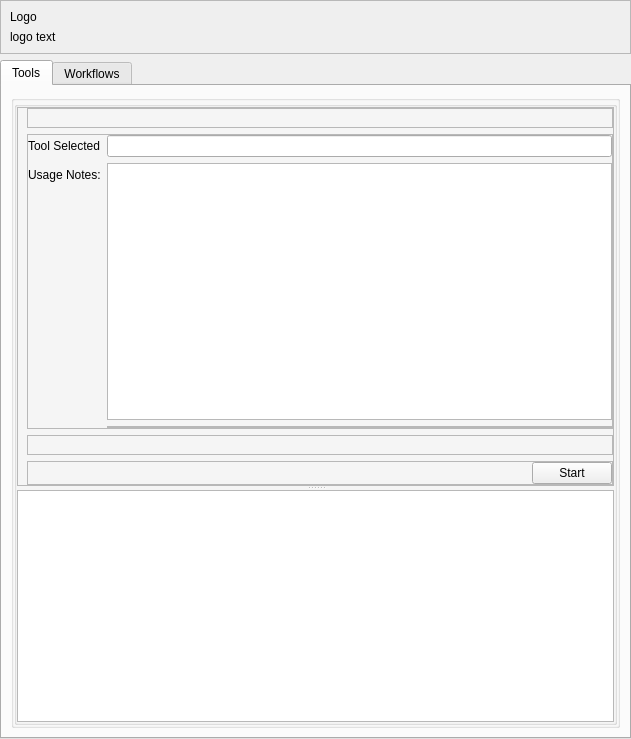
Old version of the form frames/ui/main_window_shell.ui in the repository UIUCLibrary/Speedwagon.
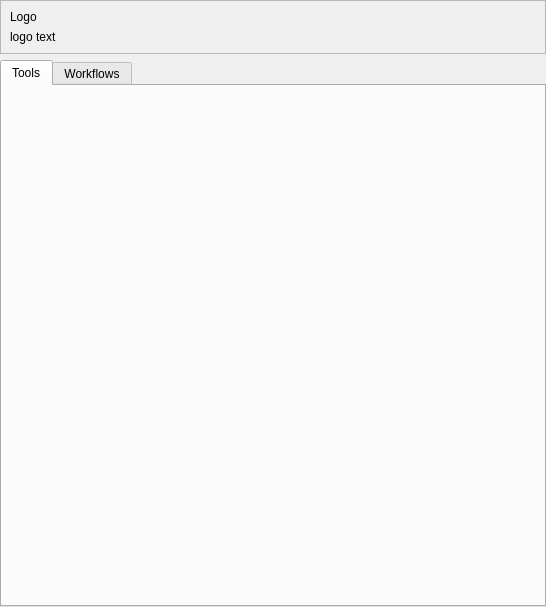
New version of the form.

Commit message: reduced the prebuilt

```diff
--- a/frames/ui/main_window_shell.ui
+++ b/frames/ui/main_window_shell.ui
@@ -6,8 +6,8 @@
    <rect>
     <x>0</x>
     <y>0</y>
-    <width>631</width>
-    <height>739</height>
+    <width>546</width>
+    <height>607</height>
    </rect>
   </property>
   <property name="minimumSize">
@@ -83,334 +83,19 @@
           <attribute name="title">
            <string>Tools</string>
           </attribute>
-          <layout class="QVBoxLayout" name="verticalLayout_6">
-           <item>
-            <widget class="QGroupBox" name="groupBox_2">
-             <property name="title">
-              <string/>
-             </property>
-             <layout class="QVBoxLayout" name="verticalLayout_8">
-              <property name="spacing">
-               <number>0</number>
-              </property>
-              <property name="leftMargin">
-               <number>0</number>
-              </property>
-              <property name="topMargin">
-               <number>0</number>
-              </property>
-              <property name="rightMargin">
-               <number>0</number>
-              </property>
-              <property name="bottomMargin">
-               <number>0</number>
-              </property>
-              <item>
-               <widget class="QGroupBox" name="groupBox">
-                <property name="sizePolicy">
-                 <sizepolicy hsizetype="Preferred" vsizetype="Minimum">
-                  <horstretch>0</horstretch>
-                  <verstretch>0</verstretch>
-                 </sizepolicy>
-                </property>
-                <property name="title">
-                 <string/>
-                </property>
-                <layout class="QVBoxLayout" name="verticalLayout_5">
-                 <property name="leftMargin">
-                  <number>0</number>
-                 </property>
-                 <property name="topMargin">
-                  <number>0</number>
-                 </property>
-                 <property name="rightMargin">
-                  <number>0</number>
-                 </property>
-                 <property name="bottomMargin">
-                  <number>0</number>
-                 </property>
-                 <item>
-                  <widget class="QSplitter" name="splitter">
-                   <property name="orientation">
-                    <enum>Qt::Vertical</enum>
-                   </property>
-                   <property name="childrenCollapsible">
-                    <bool>false</bool>
-                   </property>
-                   <widget class="QFrame" name="frame_script_setup">
-                    <property name="sizePolicy">
-                     <sizepolicy hsizetype="Preferred" vsizetype="Minimum">
-                      <horstretch>0</horstretch>
-                      <verstretch>1</verstretch>
-                     </sizepolicy>
-                    </property>
-                    <property name="minimumSize">
-                     <size>
-                      <width>0</width>
-                      <height>200</height>
-                     </size>
-                    </property>
-                    <property name="maximumSize">
-                     <size>
-                      <width>16777215</width>
-                      <height>16777215</height>
-                     </size>
-                    </property>
-                    <property name="frameShape">
-                     <enum>QFrame::StyledPanel</enum>
-                    </property>
-                    <property name="frameShadow">
-                     <enum>QFrame::Raised</enum>
-                    </property>
-                    <layout class="QVBoxLayout" name="verticalLayout_7">
-                     <property name="leftMargin">
-                      <number>9</number>
-                     </property>
-                     <property name="topMargin">
-                      <number>0</number>
-                     </property>
-                     <property name="rightMargin">
-                      <number>0</number>
-                     </property>
-                     <property name="bottomMargin">
-                      <number>0</number>
-                     </property>
-                     <item>
-                      <widget class="QFrame" name="frame_available_tools">
-                       <property name="frameShape">
-                        <enum>QFrame::StyledPanel</enum>
-                       </property>
-                       <property name="frameShadow">
-                        <enum>QFrame::Raised</enum>
-                       </property>
-                       <layout class="QVBoxLayout" name="verticalLayout_4"/>
-                      </widget>
-                     </item>
-                     <item>
-                      <widget class="QFrame" name="frame_tool_information">
-                       <property name="sizePolicy">
-                        <sizepolicy hsizetype="Preferred" vsizetype="Minimum">
-                         <horstretch>0</horstretch>
-                         <verstretch>2</verstretch>
-                        </sizepolicy>
-                       </property>
-                       <property name="frameShape">
-                        <enum>QFrame::StyledPanel</enum>
-                       </property>
-                       <property name="frameShadow">
-                        <enum>QFrame::Raised</enum>
-                       </property>
-                       <layout class="QFormLayout" name="formLayout">
-                        <property name="labelAlignment">
-                         <set>Qt::AlignLeading|Qt::AlignLeft|Qt::AlignVCenter</set>
-                        </property>
-                        <property name="formAlignment">
-                         <set>Qt::AlignLeading|Qt::AlignLeft|Qt::AlignTop</set>
-                        </property>
-                        <property name="horizontalSpacing">
-                         <number>6</number>
-                        </property>
-                        <property name="leftMargin">
-                         <number>0</number>
-                        </property>
-                        <property name="topMargin">
-                         <number>0</number>
-                        </property>
-                        <property name="rightMargin">
-                         <number>0</number>
-                        </property>
-                        <property name="bottomMargin">
-                         <number>0</number>
-                        </property>
-                        <item row="2" column="0">
-                         <widget class="QLabel" name="label_3">
-                          <property name="text">
-                           <string>Tool Selected</string>
-                          </property>
-                         </widget>
-                        </item>
-                        <item row="2" column="1">
-                         <widget class="QLineEdit" name="lineEdit">
-                          <property name="text">
-                           <string/>
-                          </property>
-                          <property name="readOnly">
-                           <bool>true</bool>
-                          </property>
-                         </widget>
-                        </item>
-                        <item row="3" column="0">
-                         <widget class="QLabel" name="label_4">
-                          <property name="text">
-                           <string>Usage Notes:</string>
-                          </property>
-                         </widget>
-                        </item>
-                        <item row="3" column="1">
-                         <widget class="QTextEdit" name="textEdit">
-                          <property name="sizePolicy">
-                           <sizepolicy hsizetype="Expanding" vsizetype="Minimum">
-                            <horstretch>0</horstretch>
-                            <verstretch>1</verstretch>
-                           </sizepolicy>
-                          </property>
-                          <property name="maximumSize">
-                           <size>
-                            <width>16777215</width>
-                            <height>16777215</height>
-                           </size>
-                          </property>
-                          <property name="readOnly">
-                           <bool>true</bool>
-                          </property>
-                          <property name="html">
-                           <string>&lt;!DOCTYPE HTML PUBLIC &quot;-//W3C//DTD HTML 4.0//EN&quot; &quot;http://www.w3.org/TR/REC-html40/strict.dtd&quot;&gt;
-&lt;html&gt;&lt;head&gt;&lt;meta name=&quot;qrichtext&quot; content=&quot;1&quot; /&gt;&lt;style type=&quot;text/css&quot;&gt;
-p, li { white-space: pre-wrap; }
-&lt;/style&gt;&lt;/head&gt;&lt;body style=&quot; font-family:'MS Shell Dlg 2'; font-size:8.25pt; font-weight:400; font-style:normal;&quot;&gt;
-&lt;p style=&quot;-qt-paragraph-type:empty; margin-top:0px; margin-bottom:15px; margin-left:0px; margin-right:0px; -qt-block-indent:0; text-indent:0px; background-color:#ffffff;&quot;&gt;&lt;br /&gt;&lt;/p&gt;&lt;/body&gt;&lt;/html&gt;</string>
-                          </property>
-                          <property name="placeholderText">
-                           <string/>
-                          </property>
-                         </widget>
-                        </item>
-                        <item row="4" column="1">
-                         <widget class="QFrame" name="frame_2">
-                          <property name="frameShape">
-                           <enum>QFrame::StyledPanel</enum>
-                          </property>
-                          <property name="frameShadow">
-                           <enum>QFrame::Raised</enum>
-                          </property>
-                          <layout class="QHBoxLayout" name="horizontalLayout">
-                           <property name="leftMargin">
-                            <number>0</number>
-                           </property>
-                           <property name="topMargin">
-                            <number>0</number>
-                           </property>
-                           <property name="rightMargin">
-                            <number>0</number>
-                           </property>
-                           <property name="bottomMargin">
-                            <number>0</number>
-                           </property>
-                          </layout>
-                         </widget>
-                        </item>
-                       </layout>
-                      </widget>
-                     </item>
-                     <item>
-                      <widget class="QFrame" name="frame_script_options">
-                       <property name="frameShape">
-                        <enum>QFrame::StyledPanel</enum>
-                       </property>
-                       <property name="frameShadow">
-                        <enum>QFrame::Raised</enum>
-                       </property>
-                       <layout class="QFormLayout" name="formLayout_3"/>
-                      </widget>
-                     </item>
-                     <item>
-                      <widget class="QFrame" name="frame_5">
-                       <property name="sizePolicy">
-                        <sizepolicy hsizetype="Preferred" vsizetype="Minimum">
-                         <horstretch>0</horstretch>
-                         <verstretch>0</verstretch>
-                        </sizepolicy>
-                       </property>
-                       <property name="frameShape">
-                        <enum>QFrame::StyledPanel</enum>
-                       </property>
-                       <property name="frameShadow">
-                        <enum>QFrame::Raised</enum>
-                       </property>
-                       <layout class="QHBoxLayout" name="horizontalLayout_2">
-                        <property name="leftMargin">
-                         <number>0</number>
-                        </property>
-                        <property name="topMargin">
-                         <number>0</number>
-                        </property>
-                        <property name="rightMargin">
-                         <number>0</number>
-                        </property>
-                        <property name="bottomMargin">
-                         <number>0</number>
-                        </property>
-                        <item>
-                         <spacer name="horizontalSpacer">
-                          <property name="orientation">
-                           <enum>Qt::Horizontal</enum>
-                          </property>
-                          <property name="sizeHint" stdset="0">
-                           <size>
-                            <width>506</width>
-                            <height>20</height>
-                           </size>
-                          </property>
-                         </spacer>
-                        </item>
-                        <item>
-                         <widget class="QPushButton" name="pushButton_2">
-                          <property name="text">
-                           <string>Start</string>
-                          </property>
-                         </widget>
-                        </item>
-                       </layout>
-                      </widget>
-                     </item>
-                    </layout>
-                   </widget>
-                   <widget class="QTextBrowser" name="textBrowser_consolue">
-                    <property name="sizePolicy">
-                     <sizepolicy hsizetype="Expanding" vsizetype="Minimum">
-                      <horstretch>0</horstretch>
-                      <verstretch>1</verstretch>
-                     </sizepolicy>
-                    </property>
-                    <property name="minimumSize">
-                     <size>
-                      <width>0</width>
-                      <height>50</height>
-                     </size>
-                    </property>
-                    <property name="font">
-                     <font>
-                      <family>Consolas</family>
-                     </font>
-                    </property>
-                    <property name="autoFormatting">
-                     <set>QTextEdit::AutoNone</set>
-                    </property>
-                    <property name="lineWrapMode">
-                     <enum>QTextEdit::NoWrap</enum>
-                    </property>
-                    <property name="html">
-                     <string>&lt;!DOCTYPE HTML PUBLIC &quot;-//W3C//DTD HTML 4.0//EN&quot; &quot;http://www.w3.org/TR/REC-html40/strict.dtd&quot;&gt;
-&lt;html&gt;&lt;head&gt;&lt;meta name=&quot;qrichtext&quot; content=&quot;1&quot; /&gt;&lt;style type=&quot;text/css&quot;&gt;
-p, li { white-space: pre-wrap; }
-&lt;/style&gt;&lt;/head&gt;&lt;body style=&quot; font-family:'Consolas'; font-size:8.25pt; font-weight:400; font-style:normal;&quot;&gt;
-&lt;p style=&quot;-qt-paragraph-type:empty; margin-top:0px; margin-bottom:0px; margin-left:0px; margin-right:0px; -qt-block-indent:0; text-indent:0px; font-family:'Open Sans,Arial,sans-serif'; font-size:8pt; color:#000000;&quot;&gt;&lt;br /&gt;&lt;/p&gt;&lt;/body&gt;&lt;/html&gt;</string>
-                    </property>
-                    <property name="acceptRichText">
-                     <bool>false</bool>
-                    </property>
-                    <property name="placeholderText">
-                     <string notr="true"/>
-                    </property>
-                   </widget>
-                  </widget>
-                 </item>
-                </layout>
-               </widget>
-              </item>
-             </layout>
-            </widget>
-           </item>
+          <layout class="QVBoxLayout" name="tab_tools_layout">
+           <property name="leftMargin">
+            <number>0</number>
+           </property>
+           <property name="topMargin">
+            <number>0</number>
+           </property>
+           <property name="rightMargin">
+            <number>0</number>
+           </property>
+           <property name="bottomMargin">
+            <number>0</number>
+           </property>
           </layout>
          </widget>
          <widget class="QWidget" name="tab_workflow">
```
Left out of the diff: 4 changed lines with no effect on the pictures.
